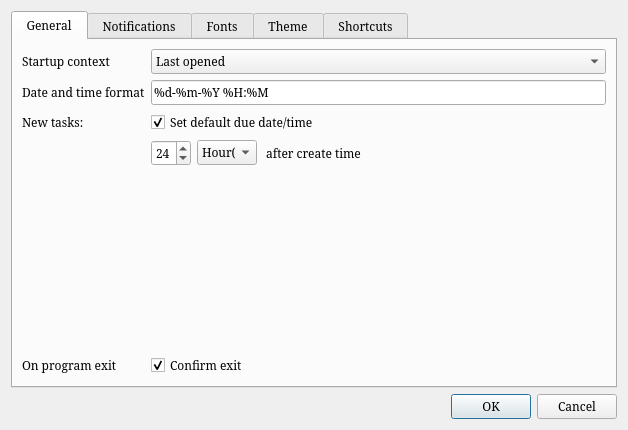
The window that ui/settings.ui (middleofdreams/workload) describes before a commit, drawn with Qt 5.
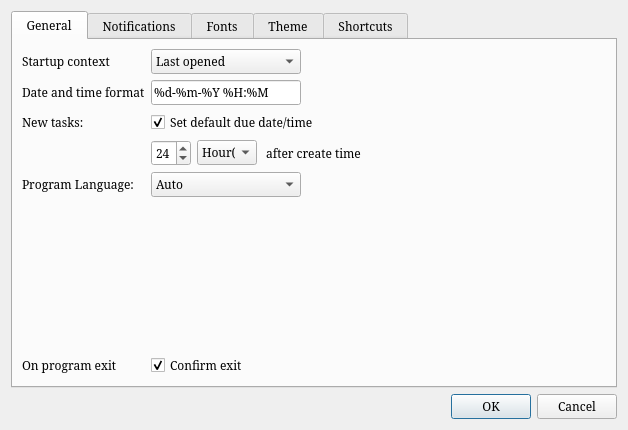
The same window after the commit.

Commit message: ui updates, language comboBox

Patch:
```diff
--- a/ui/settings.ui
+++ b/ui/settings.ui
@@ -31,7 +31,7 @@
    <bool>false</bool>
   </property>
   <layout class="QGridLayout" name="gridLayout_4">
-   <item row="1" column="0">
+   <item row="2" column="0">
     <widget class="QDialogButtonBox" name="buttonBox">
      <property name="orientation">
       <enum>Qt::Horizontal</enum>
@@ -41,7 +41,7 @@
      </property>
     </widget>
    </item>
-   <item row="0" column="0">
+   <item row="1" column="0">
     <widget class="QTabWidget" name="tabWidget">
      <property name="sizePolicy">
       <sizepolicy hsizetype="Minimum" vsizetype="Minimum">
@@ -75,6 +75,12 @@
        </item>
        <item row="0" column="1">
         <widget class="QComboBox" name="startupContext">
+         <property name="maximumSize">
+          <size>
+           <width>150</width>
+           <height>16777215</height>
+          </size>
+         </property>
          <item>
           <property name="text">
            <string>Last opened</string>
@@ -91,6 +97,12 @@
        </item>
        <item row="1" column="1">
         <widget class="QLineEdit" name="dateFormat">
+         <property name="maximumSize">
+          <size>
+           <width>150</width>
+           <height>16777215</height>
+          </size>
+         </property>
          <property name="text">
           <string>%d-%m-%Y %H:%M</string>
          </property>
@@ -164,6 +176,33 @@
         </layout>
        </item>
        <item row="5" column="0">
+        <widget class="QLabel" name="label_24">
+         <property name="text">
+          <string>Program Language:</string>
+         </property>
+        </widget>
+       </item>
+       <item row="5" column="1">
+        <widget class="QComboBox" name="language">
+         <property name="maximumSize">
+          <size>
+           <width>150</width>
+           <height>16777215</height>
+          </size>
+         </property>
+         <item>
+          <property name="text">
+           <string>Auto</string>
+          </property>
+         </item>
+         <item>
+          <property name="text">
+           <string>English</string>
+          </property>
+         </item>
+        </widget>
+       </item>
+       <item row="6" column="0">
         <spacer name="verticalSpacer">
          <property name="orientation">
           <enum>Qt::Vertical</enum>
@@ -176,14 +215,14 @@
          </property>
         </spacer>
        </item>
-       <item row="6" column="0">
+       <item row="7" column="0">
         <widget class="QLabel" name="label_3">
          <property name="text">
           <string>On program exit</string>
          </property>
         </widget>
        </item>
-       <item row="6" column="1">
+       <item row="7" column="1">
         <widget class="QCheckBox" name="confirmExit">
          <property name="text">
           <string>Confirm exit</string>
@@ -1265,7 +1304,7 @@
             </size>
            </property>
            <property name="text">
-            <string> Reset colors </string>
+            <string> Reset to default settings</string>
            </property>
           </widget>
          </item>
```
The commit also changes 3 other files.
